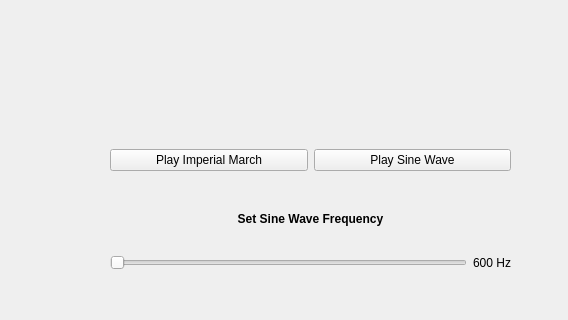
First picture: the form in QT/mainwindow.ui, repository dudublad/ECE496, before the edit; both pictures show x 0 to 568 and y 160 to 480 of the 800 by 600 pixel window.
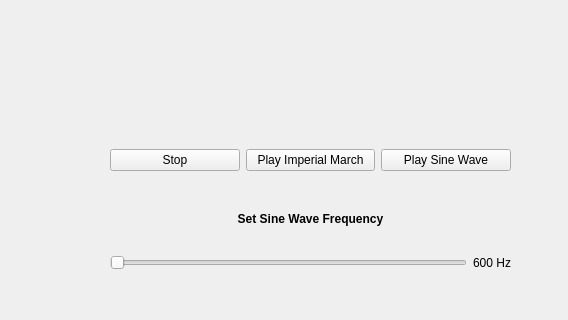
Second picture: the form after the edit. Custom widgets are drawn as their Qt base class.

Commit message: play sine and theme with button interaction

What changed in the file:
```diff
--- a/QT/mainwindow.ui
+++ b/QT/mainwindow.ui
@@ -24,6 +24,13 @@
      </rect>
     </property>
     <layout class="QHBoxLayout" name="horizontalLayout">
+     <item>
+      <widget class="QPushButton" name="stopSound">
+       <property name="text">
+        <string>Stop</string>
+       </property>
+      </widget>
+     </item>
      <item>
       <widget class="QPushButton" name="playButton">
        <property name="text">
```
Left out of the diff: 2 changed lines with no effect on the pictures. The commit also changes 2 other files.
